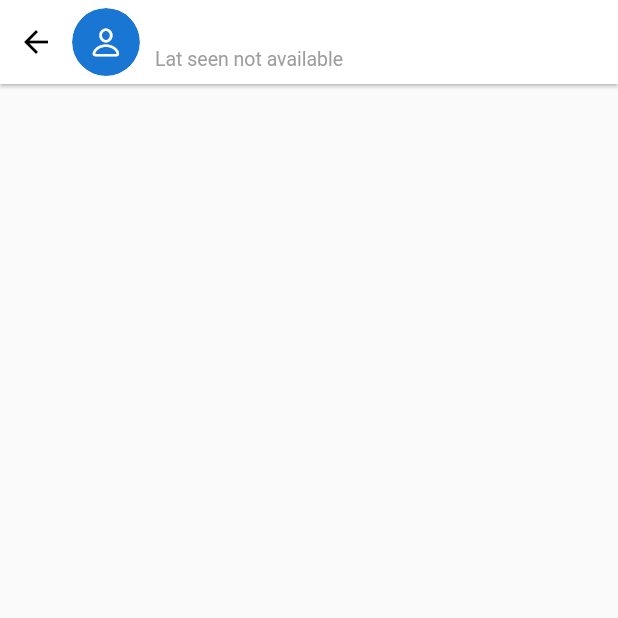
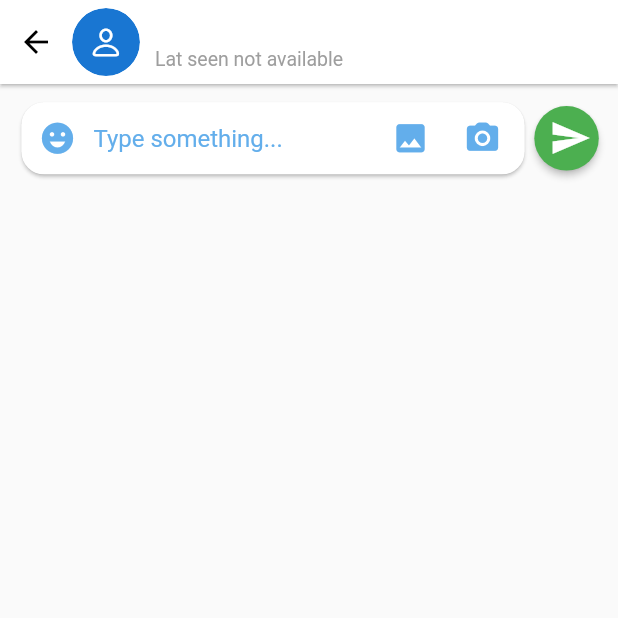
Before and after one commit to sangeeta2701/we-chat, a Flutter app: the ChatScreen screen opened directly with empty values, on a phone screen of 412 x 824 dp, the top half of it. Run offline on Flutter 3.47's test engine with Material 2 defaults, Android fonts, the phone set to English and light mode, and no system bars; drawn by our look-alikes of cached_network_image; our stand-ins replace cloud_firestore, firebase_auth, firebase_core, firebase_storage, google_sign_in, image_picker; accounts and stored records are empty; network calls fail.

Commit message:
Chat screen text field design

```diff
--- a/lib/screens/chat_screen.dart
+++ b/lib/screens/chat_screen.dart
@@ -23,6 +23,11 @@ class _ChatScreenState extends State<ChatScreen> {
         appBar: AppBar(
           automaticallyImplyLeading: false,
           flexibleSpace: _appBar(),
+        ),
+        body: Column(
+          children: [
+            _chatInput(),
+          ],
         ),
       ),
     );
@@ -82,4 +87,69 @@ class _ChatScreenState extends State<ChatScreen> {
       ),
     );
   }
+
+  Widget _chatInput() {
+    return Padding(
+      padding:  EdgeInsets.symmetric(vertical: mq.height*.01,horizontal: mq.width*.025),
+      child: Row(
+        children: [
+          Expanded(
+            child: Card(
+              shape: RoundedRectangleBorder(
+                borderRadius: BorderRadius.circular(15)
+              ),
+              child: Row(
+                children: [
+                  //emoji button
+                  IconButton(
+                        onPressed: () {
+                        },
+                        icon: Icon(
+                          Icons.emoji_emotions,
+                          color: themeColor,
+                          size: 25,
+                        )),
+                        Expanded(child: TextField(
+                          keyboardType: TextInputType.multiline,
+                          maxLines: null,
+                          decoration: InputDecoration(
+                            hintText: "Type something...",
+                            hintStyle: TextStyle(color: themeColor),
+                            border: InputBorder.none
+                          ),
+                        )),
+                  //gallery button
+                  IconButton(
+                        onPressed: () {
+                        },
+                        icon: Icon(
+                          Icons.image,
+                          color: themeColor,
+                          size: 25,
+                        )),
+                  //camera button
+                  IconButton(
+                        onPressed: () {
+                        },
+                        icon: Icon(
+                          Icons.camera_alt_rounded,
+                          color: themeColor,
+                          size: 25,
+                        )),
+                        width4,
+                ],
+              ),
+            ),
+          ),
+          //Send message button
+          MaterialButton(onPressed: (){},
+          shape: CircleBorder(),
+          color: Colors.green,
+          minWidth: 0,
+          padding: EdgeInsets.only(top: 10,bottom: 10,right: 5,left: 10),
+          child: Icon(Icons.send,color: wColor,size: 28,),)
+        ],
+      ),
+    );
+  }
 }
--- a/lib/widgets/sizedBox.dart
+++ b/lib/widgets/sizedBox.dart
@@ -8,4 +8,6 @@ const height20 = SizedBox(height: 20);
 const height24 = SizedBox(height: 24);
 const height28 = SizedBox(height: 28);
 const height30 = SizedBox(height: 30);
+const width4 = SizedBox(width: 4);
+const width8 = SizedBox(width: 8);
 const width10 = SizedBox(width: 10);
```
